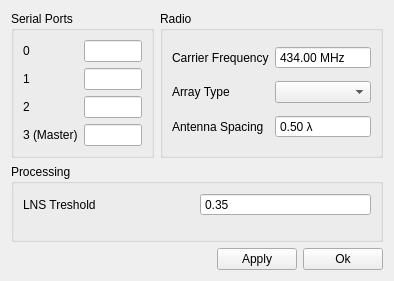
Before: the Qt Designer form src/settingsdialog.ui in mathklk/QCDF, drawn with Qt 5.
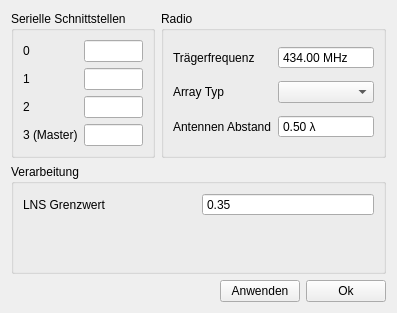
After: the same form once the commit is applied. Custom widgets are drawn as their Qt base class.

What changed in the file:
```diff
--- a/src/settingsdialog.ui
+++ b/src/settingsdialog.ui
@@ -6,8 +6,8 @@
    <rect>
     <x>0</x>
     <y>0</y>
-    <width>394</width>
-    <height>281</height>
+    <width>395</width>
+    <height>313</height>
    </rect>
   </property>
   <property name="windowTitle">
@@ -17,7 +17,7 @@
    <item row="1" column="0" colspan="3">
     <widget class="QGroupBox" name="groupBox_3">
      <property name="title">
-      <string>Serial Ports</string>
+      <string>Serielle Schnittstellen</string>
      </property>
      <layout class="QGridLayout" name="gridLayout_4">
       <item row="0" column="1">
@@ -66,13 +66,13 @@
    <item row="3" column="0" colspan="4">
     <widget class="QGroupBox" name="groupBox_2">
      <property name="title">
-      <string>Processing</string>
+      <string>Verarbeitung</string>
      </property>
      <layout class="QGridLayout" name="gridLayout_3">
       <item row="0" column="0">
        <widget class="QLabel" name="label_4">
         <property name="text">
-         <string>LNS Treshold</string>
+         <string>LNS Grenzwert</string>
         </property>
        </widget>
       </item>
@@ -107,7 +107,7 @@
       <item row="0" column="0">
        <widget class="QLabel" name="label">
         <property name="text">
-         <string>Carrier Frequency</string>
+         <string>Trägerfrequenz</string>
         </property>
        </widget>
       </item>
@@ -130,14 +130,14 @@
       <item row="3" column="0">
        <widget class="QLabel" name="label_3">
         <property name="text">
-         <string>Antenna Spacing</string>
+         <string>Antennen Abstand</string>
         </property>
        </widget>
       </item>
       <item row="1" column="0">
        <widget class="QLabel" name="label_2">
         <property name="text">
-         <string>Array Type</string>
+         <string>Array Typ</string>
         </property>
        </widget>
       </item>
@@ -181,7 +181,7 @@
      <item>
       <widget class="QPushButton" name="pushButtonApply">
        <property name="text">
-        <string>Apply</string>
+        <string>Anwenden</string>
        </property>
       </widget>
      </item>
```
Left out of the diff: 17 changed lines with no effect on the pictures.
